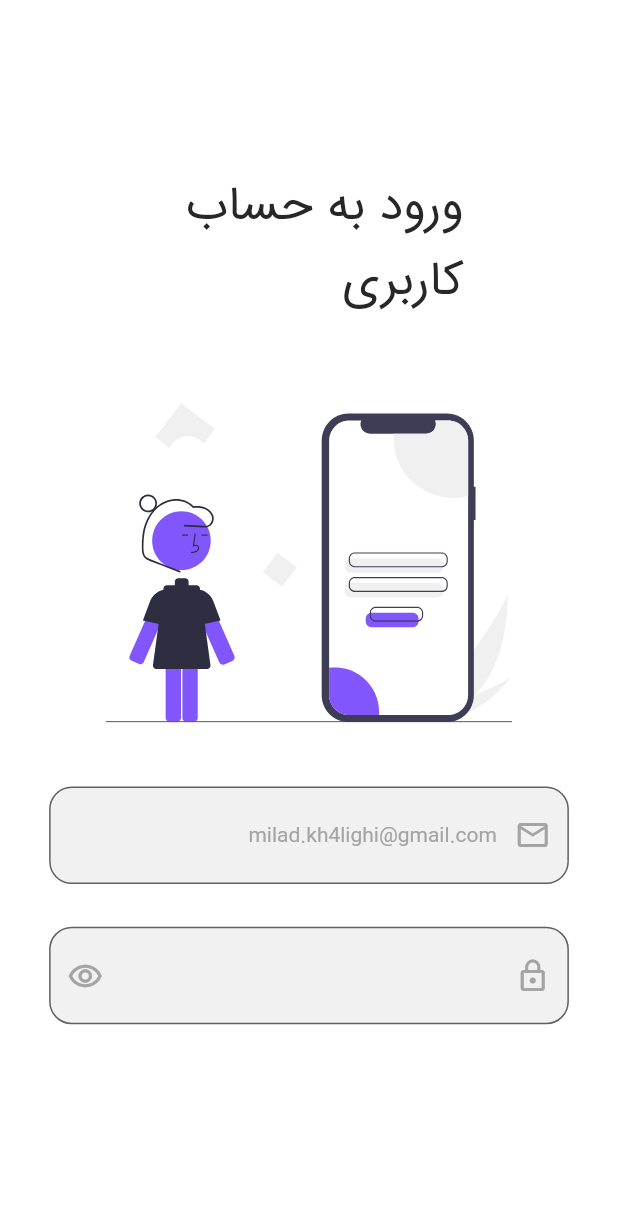
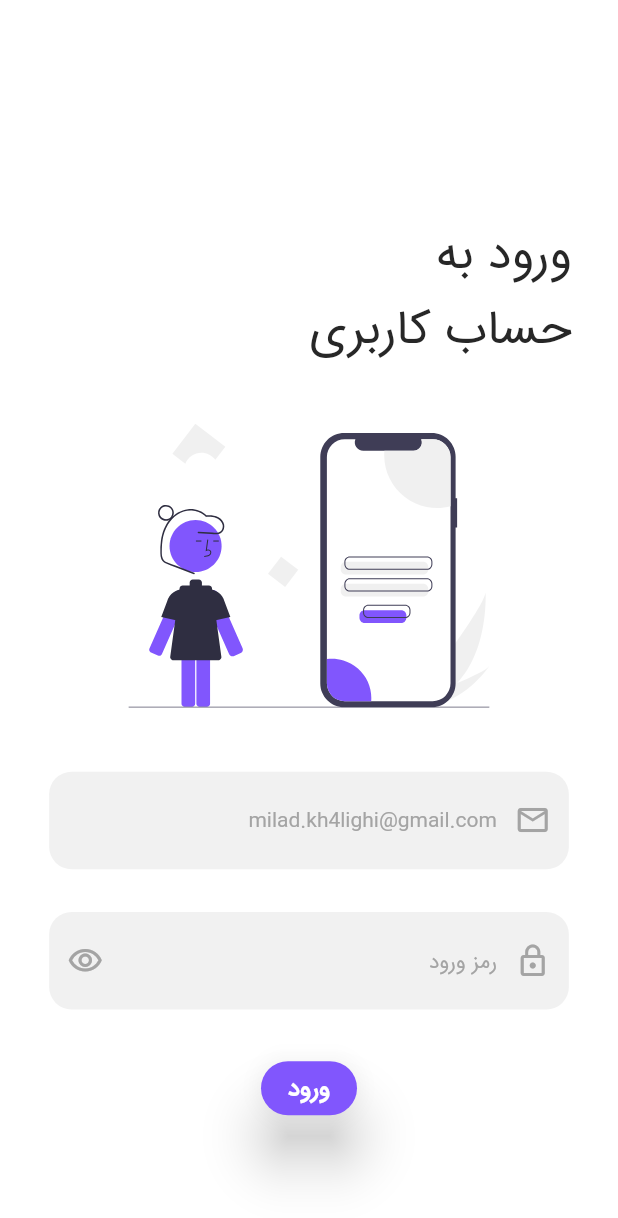
Before and after one commit to miladkhalighi/Learning-Course, a Flutter app: the screen it shows after launch, on a phone screen of 412 x 824 dp. Shown: the top 1218 px of the screen. Run offline on Flutter 3.47's test engine with Material 2 defaults, Android fonts, the phone set to English and light mode, and no system bars; our stand-ins replace eva_icons_flutter, flutter_svg, get, persistent_bottom_nav_bar.

Commit message:
log in screen 2

```diff
--- a/lib/constants/strings.dart
+++ b/lib/constants/strings.dart
@@ -5,5 +5,6 @@ String homeName = "خانه";
 String searchName = "جستوجو";
 String favName = "نشان شده";
 String profileName = "کاربر";
-String logIn = "ورود به حساب کاربری";
+String logInScreenTitle = "ورود به حساب کاربری";
+String logIn = "ورود";
 String emailHintText = "milad.kh4lighi@gmail.com";
--- a/lib/view/screens/auth/login_screen.dart
+++ b/lib/view/screens/auth/login_screen.dart
@@ -5,8 +5,18 @@ import 'package:learning_course/constants/colors.dart';
 import 'package:learning_course/gen/assets.gen.dart';
 import 'package:learning_course/constants/strings.dart';
 
-class LogInScreen extends StatelessWidget {
+class LogInScreen extends StatefulWidget {
+  const LogInScreen({super.key});
+
+  @override
+  State<LogInScreen> createState() => _LogInScreenState();
+}
+
+class _LogInScreenState extends State<LogInScreen> {
   TextEditingController emailId = TextEditingController();
+
+  bool _obscureText = true;
+
   @override
   Widget build(BuildContext context) {
     var textTheme = Theme.of(context).textTheme;
@@ -17,21 +27,24 @@ class LogInScreen extends StatelessWidget {
           child: SingleChildScrollView(
             physics: const BouncingScrollPhysics(),
             child: Column(
-              mainAxisAlignment: MainAxisAlignment.center,
-              crossAxisAlignment: CrossAxisAlignment.center,
+              // mainAxisAlignment: MainAxisAlignment.center,
+              // crossAxisAlignment: CrossAxisAlignment.center,
               children: [
-                SizedBox(
-                  height: size.height / 7,
-                  width: size.width / 2,
+                Padding(
+                  padding: EdgeInsets.fromLTRB(
+                      size.width / 2.06,
+                      size.height / 11.575,
+                      size.width / 13.375,
+                      size.height / 22.481),
                   child: Text(
-                    logIn,
+                    logInScreenTitle,
                     style: textTheme.headline1,
                   ),
                 ),
-                SizedBox(
-                  height: size.height / 21.53,
+                SvgPicture.asset(
+                  Assets.images.login.path,
+                  height: size.height / 4.35,
                 ),
-                SvgPicture.asset(Assets.images.login.path),
                 Padding(
                   padding: EdgeInsets.fromLTRB(
                       size.width / 12.58,
@@ -39,6 +52,34 @@ class LogInScreen extends StatelessWidget {
                       size.width / 12.58,
                       size.height / 28.93),
                   child: TextField(
+                    // controller: emailId,
+                    textDirection: TextDirection.rtl,
+                    decoration: InputDecoration(
+                      filled: true,
+                      fillColor: logInTextField,
+                      border: OutlineInputBorder(
+                          borderRadius: BorderRadius.circular(15),
+                          borderSide: BorderSide.none),
+                      focusedBorder: OutlineInputBorder(
+                        borderSide: BorderSide.none,
+                        borderRadius: BorderRadius.circular(15),
+                      ),
+                      prefixIcon: Icon(
+                        Icons.email_outlined,
+                        color: secondaryTextColor,
+                      ),
+                      hintText: emailHintText,
+                      hintStyle: textTheme.bodyText2,
+                    ),
+                  ),
+                ),
+                Padding(
+                  padding: EdgeInsets.fromLTRB(size.width / 12.58, 0,
+                      size.width / 12.58, size.height / 28.93),
+                  child: TextField(
+                    obscureText: _obscureText,
+                    enableSuggestions: false,
+                    autocorrect: false,
                     controller: emailId,
                     textDirection: TextDirection.rtl,
                     decoration: InputDecoration(
@@ -46,43 +87,35 @@ class LogInScreen extends StatelessWidget {
                         fillColor: logInTextField,
                         border: OutlineInputBorder(
                           borderRadius: BorderRadius.circular(15),
+                          borderSide: BorderSide.none,
                         ),
                         focusedBorder: OutlineInputBorder(
+                          borderSide: BorderSide.none,
                           borderRadius: BorderRadius.circular(15),
                         ),
-                        prefixIcon: Icon(
-                          Icons.email_outlined,
-                          color: secondaryTextColor,
-                        ),
-                        hintText: emailHintText,
-                        hintStyle: textTheme.bodyText2),
-                  ),
-                ),
-                Padding(
-                  padding: EdgeInsets.fromLTRB(size.width / 12.58, 0,
-                      size.width / 12.58, size.height / 28.93),
-                  child: TextField(
-                    controller: emailId,
-                    textDirection: TextDirection.rtl,
-                    decoration: InputDecoration(
-                        filled: true,
-                        fillColor: logInTextField,
-                        border: OutlineInputBorder(
-                          borderRadius: BorderRadius.circular(15),
-                        ),
-                        focusedBorder: OutlineInputBorder(
-                          borderRadius: BorderRadius.circular(15),
-                        ),
+                        hintText: "رمز ورود",
+                        hintStyle: textTheme.bodyText2,
                         prefixIcon: Icon(
                           Icons.lock_outline,
                           color: secondaryTextColor,
                         ),
-                        suffixIcon: Icon(
-                          Icons.remove_red_eye_outlined,
+                        suffixIcon: IconButton(
                           color: secondaryTextColor,
+                          icon: Icon(_obscureText
+                              ? Icons.visibility_outlined
+                              : Icons.visibility_off_outlined),
+                          onPressed: () {
+                            setState(() {
+                              _obscureText = !_obscureText;
+                            });
+                          },
                         )),
                   ),
                 ),
+                ElevatedButton(
+                  onPressed: () {},
+                  child: Text(logIn),
+                )
               ],
             ),
           ),
```
